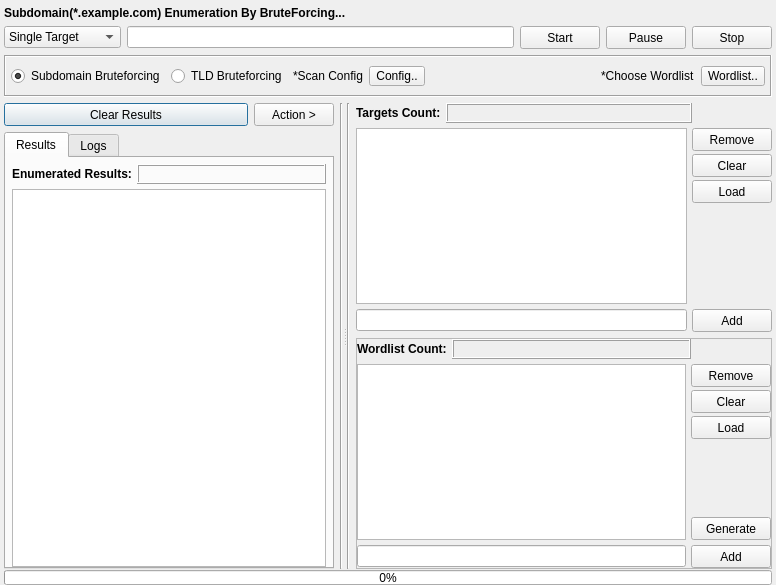
The window that gui/src/engines/brute/Brute.ui (3nock/OTE) describes before a commit, drawn with Qt 5.
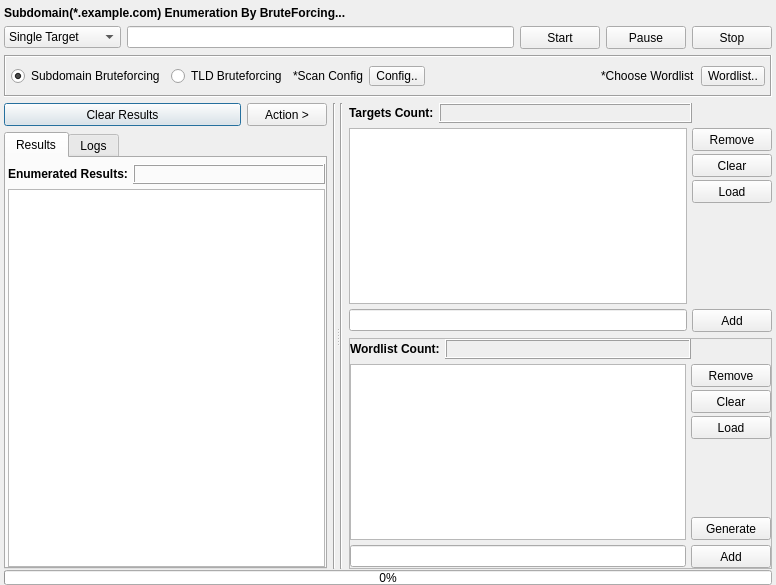
The same window after the commit.

The edit to the form file:
```diff
--- a/gui/src/engines/brute/Brute.ui
+++ b/gui/src/engines/brute/Brute.ui
@@ -380,13 +380,13 @@
                 <number>5</number>
                </property>
                <property name="leftMargin">
-                <number>6</number>
+                <number>2</number>
                </property>
                <property name="topMargin">
                 <number>6</number>
                </property>
                <property name="rightMargin">
-                <number>6</number>
+                <number>0</number>
                </property>
                <property name="bottomMargin">
                 <number>0</number>
```
Left out of the diff: 17 changed lines with no effect on the pictures.
